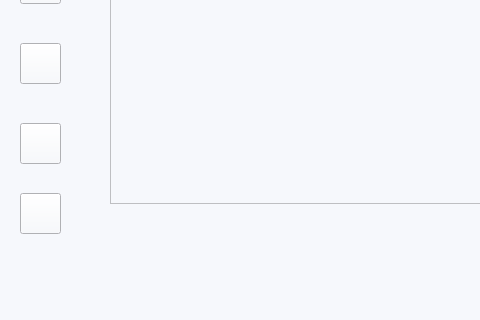
Above: mainwindow.ui from Confused-Guy/Smart-research-publication-management before the change; both pictures show x 0 to 480 and y 447 to 767 of the 1298 by 767 pixel window. Below: the same form after it.
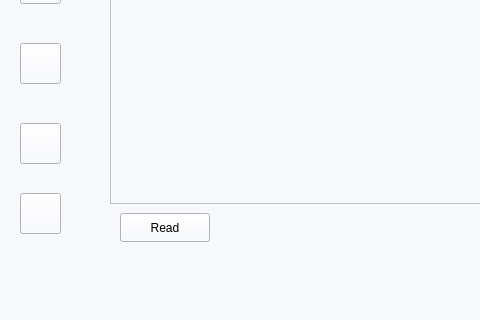
That is the form after the change. The open tabs and pages were chosen to show the change. Icons and pictures are not drawn.

Diff of the .ui file:
```diff
--- a/mainwindow.ui
+++ b/mainwindow.ui
@@ -482,6 +482,19 @@
         <string>Arduino Stats </string>
        </property>
       </widget>
+      <widget class="QPushButton" name="ReadCollabDesc">
+       <property name="geometry">
+        <rect>
+         <x>20</x>
+         <y>600</y>
+         <width>90</width>
+         <height>29</height>
+        </rect>
+       </property>
+       <property name="text">
+        <string>Read</string>
+       </property>
+      </widget>
      </widget>
      <widget class="QPushButton" name="collabsGroupChatButton">
       <property name="enabled">
```
Left out of the diff: 2 changed lines with no effect on the pictures.
